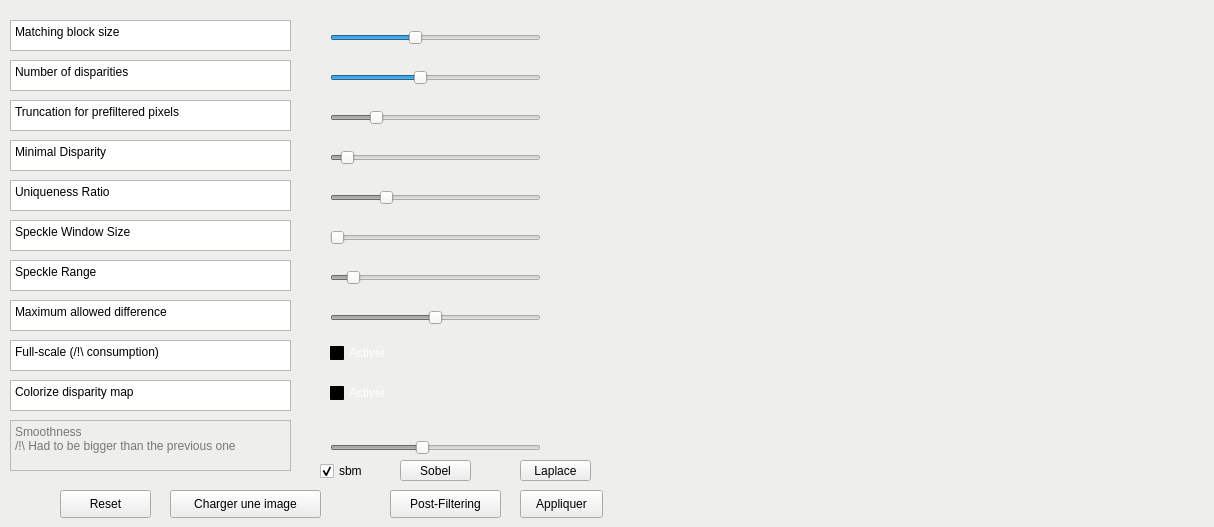
The window that widgets/disparity.ui (K1ntus/Projet-Technologique-L3) describes before a commit, drawn with Qt 5.
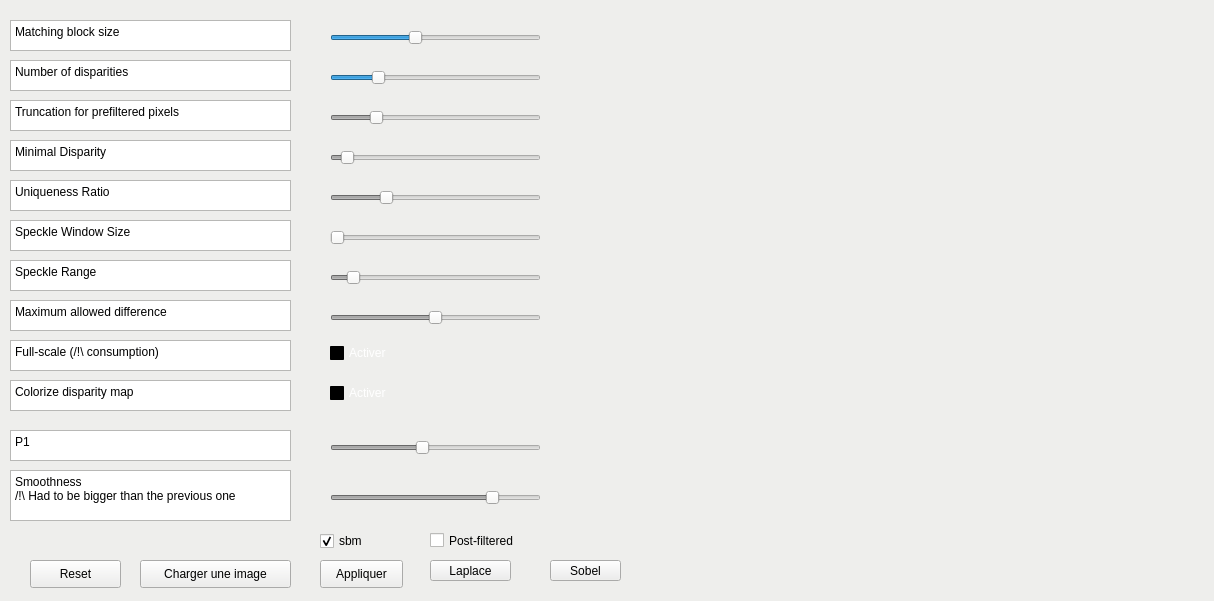
The same window after the commit.

Commit message: added post_filtered map

The edit to the form file:
```diff
--- a/widgets/disparity.ui
+++ b/widgets/disparity.ui
@@ -7,7 +7,7 @@
     <x>0</x>
     <y>0</y>
     <width>1214</width>
-    <height>527</height>
+    <height>601</height>
    </rect>
   </property>
   <property name="palette">
@@ -596,12 +596,12 @@
   </widget>
   <widget class="QPlainTextEdit" name="plainTextEdit_11">
    <property name="enabled">
-    <bool>false</bool>
+    <bool>true</bool>
    </property>
    <property name="geometry">
     <rect>
      <x>10</x>
-     <y>420</y>
+     <y>470</y>
      <width>281</width>
      <height>51</height>
     </rect>
@@ -667,7 +667,10 @@
     <number>6</number>
    </property>
    <property name="value">
-    <number>9</number>
+    <number>5</number>
+   </property>
+   <property name="sliderPosition">
+    <number>5</number>
    </property>
    <property name="orientation">
     <enum>Qt::Horizontal</enum>
@@ -830,8 +833,8 @@
   <widget class="QPushButton" name="apply">
    <property name="geometry">
     <rect>
-     <x>520</x>
-     <y>490</y>
+     <x>320</x>
+     <y>560</y>
      <width>83</width>
      <height>28</height>
     </rect>
@@ -1287,8 +1290,8 @@
   <widget class="QPushButton" name="loadImage">
    <property name="geometry">
     <rect>
-     <x>170</x>
-     <y>490</y>
+     <x>140</x>
+     <y>560</y>
      <width>151</width>
      <height>28</height>
     </rect>
@@ -1319,8 +1322,8 @@
   <widget class="QPushButton" name="reset_image">
    <property name="geometry">
     <rect>
-     <x>60</x>
-     <y>490</y>
+     <x>30</x>
+     <y>560</y>
      <width>91</width>
      <height>28</height>
     </rect>
@@ -1329,24 +1332,11 @@
     <string>Reset</string>
    </property>
   </widget>
-  <widget class="QPushButton" name="post_filtering">
-   <property name="geometry">
-    <rect>
-     <x>390</x>
-     <y>490</y>
-     <width>111</width>
-     <height>28</height>
-    </rect>
-   </property>
-   <property name="text">
-    <string>Post-Filtering</string>
-   </property>
-  </widget>
   <widget class="QCheckBox" name="checkBox">
    <property name="geometry">
     <rect>
      <x>320</x>
-     <y>460</y>
+     <y>530</y>
      <width>96</width>
      <height>22</height>
     </rect>
@@ -1789,8 +1779,8 @@
   <widget class="QPushButton" name="Sobel">
    <property name="geometry">
     <rect>
-     <x>400</x>
-     <y>460</y>
+     <x>550</x>
+     <y>560</y>
      <width>71</width>
      <height>21</height>
     </rect>
@@ -1802,9 +1792,9 @@
   <widget class="QPushButton" name="Laplace">
    <property name="geometry">
     <rect>
-     <x>520</x>
-     <y>460</y>
-     <width>71</width>
+     <x>430</x>
+     <y>560</y>
+     <width>81</width>
      <height>21</height>
     </rect>
    </property>
@@ -1812,6 +1802,60 @@
     <string>Laplace</string>
    </property>
   </widget>
+  <widget class="QPlainTextEdit" name="plainTextEdit_12">
+   <property name="geometry">
+    <rect>
+     <x>10</x>
+     <y>430</y>
+     <width>281</width>
+     <height>31</height>
+    </rect>
+   </property>
+   <property name="plainText">
+    <string>P1</string>
+   </property>
+  </widget>
+  <widget class="QSlider" name="slider_P2">
+   <property name="enabled">
+    <bool>false</bool>
+   </property>
+   <property name="geometry">
+    <rect>
+     <x>330</x>
+     <y>490</y>
+     <width>211</width>
+     <height>16</height>
+    </rect>
+   </property>
+   <property name="minimum">
+    <number>500</number>
+   </property>
+   <property name="maximum">
+    <number>10000</number>
+   </property>
+   <property name="singleStep">
+    <number>50</number>
+   </property>
+   <property name="sliderPosition">
+    <number>8000</number>
+   </property>
+   <property name="orientation">
+    <enum>Qt::Horizontal</enum>
+   </property>
+  </widget>
+  <widget class="QCheckBox" name="filter">
+   <property name="geometry">
+    <rect>
+     <x>430</x>
+     <y>530</y>
+     <width>101</width>
+     <height>21</height>
+    </rect>
+   </property>
+   <property name="text">
+    <string>Post-filtered</string>
+   </property>
+  </widget>
  </widget>
  <resources/>
  <connections/>
```
Left out of the diff: 2 changed lines with no effect on the pictures. The commit also changes 5 other files.
